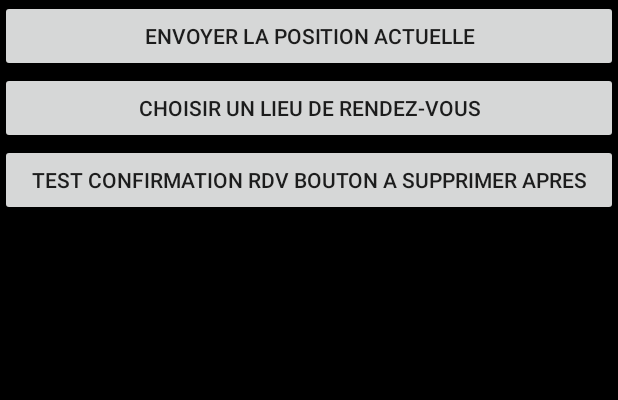
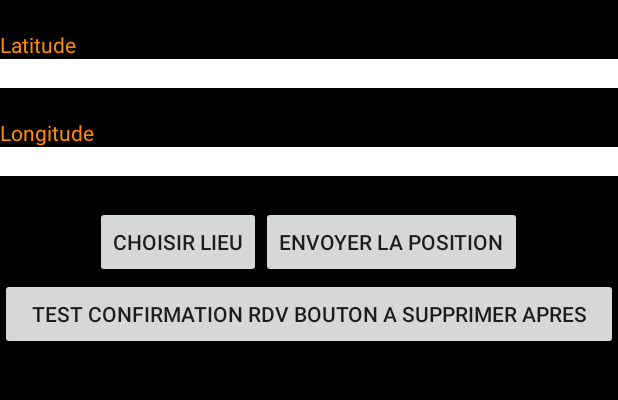
Before and after one commit to maximemonge/PAM_balat_monge, an Android app: the screen it shows after launch (MainActivity), on a phone screen of 412 x 824 dp, the part 121-521 px from its top. Run offline under Robolectric (Android 15) with nearby library versions, the phone set to English and light mode, and no system bars.

Commit message:
Ajout champ latitude et longitude sur l'activité principale modifié en fonction du nouveau lieu

```diff
--- a/app/src/main/res/layout/activity_main.xml
+++ b/app/src/main/res/layout/activity_main.xml
@@ -31,17 +31,53 @@
             android:hint="@string/demande_numero"/>
     </LinearLayout>
 
-    <Button
+    <LinearLayout
         android:layout_width="match_parent"
         android:layout_height="wrap_content"
-        android:text="@string/label_envoyer"
-        android:onClick="sendSms"/>
+        android:orientation="vertical">
+        <TextView
+            android:layout_width="match_parent"
+            android:layout_height="wrap_content"
+            android:text="@string/label_latitude"
+            android:textColor="@color/orange"
+            android:layout_marginTop="20dp"/>
+        <TextView
+            android:id="@+id/textViewLat"
+            android:layout_width="match_parent"
+            android:layout_height="wrap_content"
+            android:background="@color/blanc"
+            android:layout_marginBottom="20dp"/>
+        <TextView
+            android:layout_width="match_parent"
+            android:layout_height="wrap_content"
+            android:text="@string/label_longitude"
+            android:textColor="@color/orange"/>
+        <TextView
+            android:id="@+id/textViewLong"
+            android:layout_width="match_parent"
+            android:layout_height="wrap_content"
+            android:background="@color/blanc"
+            android:layout_marginBottom="20dp"/>
+    </LinearLayout>
 
-    <Button
-        android:layout_width="match_parent"
+    <LinearLayout
+        android:layout_width="wrap_content"
         android:layout_height="wrap_content"
-        android:text="@string/label_choisir_coord_rdv"
-        android:onClick="ouvrirMap"/>
+        android:layout_gravity="center">
+        <Button
+            android:layout_width="wrap_content"
+            android:layout_height="wrap_content"
+            android:layout_gravity="start"
+            android:onClick="ouvrirMap"
+            android:text="@string/label_choisir_coord_rdv" />
+
+        <Button
+            android:layout_width="wrap_content"
+            android:layout_height="wrap_content"
+            android:layout_gravity="end"
+            android:onClick="sendSms"
+            android:text="@string/label_envoyer" />
+    </LinearLayout>
 
     <Button
         android:layout_width="match_parent"
--- a/app/src/main/res/values/strings.xml
+++ b/app/src/main/res/values/strings.xml
@@ -2,9 +2,11 @@
     <string name="app_name">projet_balat_monge</string>
     <string name="demande_numero">Entrez le numero</string>
     <string name="label_numero">Numero</string>
-    <string name="label_envoyer">Envoyer la position actuelle</string>
+    <string name="label_envoyer">Envoyer la position</string>
     <string name="contenusms">Bonjour, un rendez-vous vous est proposé à cette adresse : </string>
     <string name="label_oui">Oui</string>
     <string name="label_non">Non</string>
-    <string name="label_choisir_coord_rdv">Choisir un lieu de rendez-vous</string>
+    <string name="label_choisir_coord_rdv">Choisir lieu</string>
+    <string name="label_latitude">Latitude</string>
+    <string name="label_longitude">Longitude</string>
 </resources>
```
Also changed, not shown: app/src/main/java/com/example/projet_balat_monge/MainActivity.java (+28 -2 lines), app/src/main/java/com/example/projet_balat_monge/MapsActivity.java (+12 -0 lines), app/src/main/res/layout/activity_maps.xml (line endings or trailing spaces).
